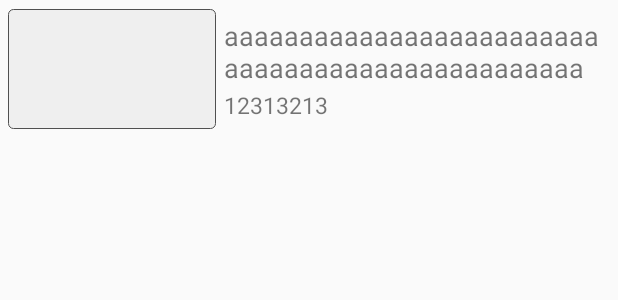
After one commit to wenyuhang/Pandas, an Android app: the layout pandabroadcast_down_item.xml on its own in the app's theme, with its tools: preview values and no code run, on a phone screen of 412 x 824 dp. The commit adds this screen. Shown: the top 300 px of the screen. Run offline under Robolectric (Android 15) with nearby library versions, the phone set to English and light mode, and no system bars.

Commit message:
王嘉辉第一次提交

```diff
--- a/app/build.gradle
+++ b/app/build.gradle
@@ -20,7 +20,7 @@ android {
 }
 
 dependencies {
-    compile fileTree(include: ['*.jar'], dir: 'libs')
+    compile fileTree(dir: 'libs', include: ['*.jar'])
     androidTestCompile('com.android.support.test.espresso:espresso-core:2.2.2', {
         exclude group: 'com.android.support', module: 'support-annotations'
     })
@@ -34,4 +34,6 @@ dependencies {
     compile 'com.jcodecraeer:xrecyclerview:1.3.2'
     compile 'com.github.bumptech.glide:glide:3.8.0'
     compile 'com.android.support:design:25.2.0'
+    compile 'com.android.support:recyclerview-v7:25.2.0'
+    compile 'com.github.bumptech.glide:glide:3.7.0'
 }
--- a/app/src/main/java/com/example/pandas/HomeActivity.java
+++ b/app/src/main/java/com/example/pandas/HomeActivity.java
@@ -13,6 +13,7 @@ import com.example.pandas.homes.homelivechina.LiveChinaMain;
 import com.example.pandas.homes.homepage.PageMain;
 import com.example.pandas.homes.homepage.PagePresenter;
 import com.example.pandas.homes.homepandabroadcast.PandaBroadcastMain;
+import com.example.pandas.homes.homepandabroadcast.PandaBroadcastPresenter;
 import com.example.pandas.homes.homepandalive.PandaLiveMain;
 import com.example.pandas.homes.homerollvideo.RollVideoMain;
 
@@ -83,7 +84,6 @@ public class HomeActivity extends BaseActivity {
             case R.id.home_PandaLive:
                 if (pandaLiveMain == null) {
                     pandaLiveMain = new PandaLiveMain();
-
                     transaction.add(R.id.home_framelayout, pandaLiveMain, PandaLiveMain.class.getSimpleName());
                     transaction.addToBackStack(null);
                 } else {
@@ -103,6 +103,7 @@ public class HomeActivity extends BaseActivity {
             case R.id.home_PandaBroadcast:
                 if (pandaBroadcastMain == null) {
                     pandaBroadcastMain = new PandaBroadcastMain();
+                    new PandaBroadcastPresenter(pandaBroadcastMain);
                     transaction.add(R.id.home_framelayout, pandaBroadcastMain, PandaBroadcastMain.class.getSimpleName());
                     transaction.addToBackStack(null);
                 } else {
--- a/app/src/main/java/com/example/pandas/config/Urls.java
+++ b/app/src/main/java/com/example/pandas/config/Urls.java
@@ -18,4 +18,7 @@ public class Urls {
 
     //直播中国
     public static final String LIVECHINA="";
+
+    //熊猫播报服务器地址
+    public static final String PANDABROADCAST="http://api.cntv.cn/apicommon/index";
 }
--- a/app/src/main/java/com/example/pandas/model/biz/IHomeModel.java
+++ b/app/src/main/java/com/example/pandas/model/biz/IHomeModel.java
@@ -2,6 +2,7 @@ package com.example.pandas.model.biz;
 
 
 import com.example.pandas.model.datebean.HomePageBean;
+import com.example.pandas.model.datebean.PdBBean;
 import com.example.pandas.model.datebean.pandasending.SendingBean;
 import com.example.pandas.networks.mycallbacks.NetCallbacks;
 
@@ -13,7 +14,8 @@ public interface IHomeModel extends BaseModel{
    void getHomePageBean(NetCallbacks<HomePageBean> callbacks);
    //   直播首页 类
    void getSendingBean(NetCallbacks<SendingBean> callbacks);
-
+   //熊猫播报
+   void getPdBBean(String path, String primary_id, String serviceId, NetCallbacks<PdBBean> callbacks);
    //   直播中国
    void getLiveChinaBean(NetCallbacks callbacks);
 }
--- a/app/src/main/java/com/example/pandas/networks/OkHttpUtils.java
+++ b/app/src/main/java/com/example/pandas/networks/OkHttpUtils.java
@@ -1,4 +1,6 @@
 package com.example.pandas.networks;
+
+import android.util.Log;
 
 import com.example.pandas.app.App;
 import com.example.pandas.networks.mycallbacks.NetCallbacks;
@@ -51,6 +53,7 @@ public class OkHttpUtils implements IHttp {
             }
             url=buffer.deleteCharAt(buffer.length()-1).toString();
         }
+        Log.d("OkHttpUtils",buffer.toString());
         Request request = new Request.Builder().url(url).build();
         Call call = okHttpClient.newCall(request);
         call.enqueue(new Callback() {
--- a/app/src/main/java/com/example/pandas/personal/LoginActivity.java
+++ b/app/src/main/java/com/example/pandas/personal/LoginActivity.java
@@ -64,7 +64,7 @@ public class LoginActivity extends BaseActivity {
             case R.id.sina:
                 break;
             case R.id.forget:
-                startActivity(new Intent(LoginActivity.this,ForgetActivity.class));
+
                 break;
             case R.id.login:
                 break;
--- a/app/src/main/res/layout/main_pandalive.xml
+++ b/app/src/main/res/layout/main_pandalive.xml
@@ -100,6 +100,7 @@
                 android:id="@+id/radio_adorable"
                 android:layout_width="@dimen/x180"
                 android:layout_height="match_parent" />
+
             <View
                 android:background="@color/black"
                 android:layout_width="@dimen/x1"
--- /dev/null
+++ b/app/src/main/res/layout/pandabroadcast_down_item.xml
@@ -0,0 +1,43 @@
+<?xml version="1.0" encoding="utf-8"?>
+<RelativeLayout xmlns:android="http://schemas.android.com/apk/res/android"
+    android:layout_width="match_parent"
+    android:layout_marginTop="5dp"
+    android:layout_height="wrap_content">
+    <LinearLayout
+        android:layout_marginLeft="5dp"
+        android:layout_marginTop="@dimen/y1"
+        android:layout_width="match_parent"
+        android:layout_height="wrap_content"
+        android:orientation="horizontal">
+
+        <ImageView
+            android:scaleType="fitXY"
+            android:id="@+id/pdbd_d_iamge"
+            android:layout_width="@dimen/x250"
+            android:layout_height="@dimen/y150"
+            android:src="@drawable/edit_bg"/>
+        <RelativeLayout
+            android:padding="5dp"
+            android:layout_width="match_parent"
+            android:layout_height="@dimen/y150">
+            <TextView
+                android:id="@+id/pdbd_d_title"
+                android:layout_width="wrap_content"
+                android:layout_height="wrap_content"
+                android:textSize="18sp"
+                android:lines="2"
+                android:ellipsize="end"
+                android:text="aaaaaaaaaaaaaaaaaaaaaaaaaaaaaaaaaaaaaaaaaaaaaaaaa"/>
+
+            <TextView
+                android:layout_alignParentBottom="true"
+                android:id="@+id/pdbd_d_time"
+                android:layout_width="wrap_content"
+                android:layout_height="wrap_content"
+                android:textSize="15sp"
+                android:text="12313213"/>
+        </RelativeLayout>
+
+    </LinearLayout>
+
+</RelativeLayout>
--- a/app/src/main/res/values/styles.xml
+++ b/app/src/main/res/values/styles.xml
@@ -1,7 +1,7 @@
 <resources>
 
     <!-- Base application theme. -->
-    <style name="AppTheme" parent="Theme.AppCompat.Light.NoActionBar">
+    <style name="AppTheme" parent="Theme.AppCompat.Light.DarkActionBar">
         <!-- Customize your theme here. -->
         <item name="colorPrimary">@color/colorPrimary</item>
         <item name="colorPrimaryDark">@color/colorPrimaryDark</item>
```
Also changed, not shown: app/src/main/java/com/example/pandas/homes/homepandabroadcast/PandaBroadcastAdapter.java (added, +41 -0 lines), app/src/main/java/com/example/pandas/homes/homepandabroadcast/PandaBroadcastContract.java (added, +24 -0 lines), app/src/main/java/com/example/pandas/homes/homepandabroadcast/PandaBroadcastMain.java (+97 -2 lines), app/src/main/java/com/example/pandas/homes/homepandabroadcast/PandaBroadcastPresenter.java (added, +47 -0 lines), app/src/main/java/com/example/pandas/model/biz/IHomeImpl.java (+14 -1 lines), app/src/main/java/com/example/pandas/model/datebean/PdBBean.java (added, +150 -0 lines), app/src/main/java/com/example/pandas/personal/forgetActivity.java (deleted, +0 -22 lines), app/src/main/res/layout/main_pandabroadcast.xml (+27 -5 lines), app/src/main/res/layout/pandabroadcast_up_item.xml (added, +37 -0 lines), app/src/main/res/mipmap-mdpi/pe_top_txt_bg.png (renamed from app/src/main/res/mipmap-xhdpi/pe_top_txt_bg.png).
